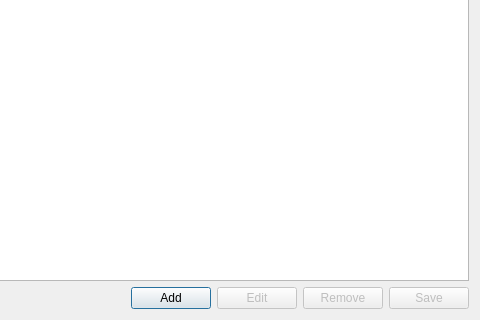
First picture: the form in Dialog/PatchManagerDialog.ui, repository wario-land/WL4Editor, before the edit; both pictures show x 220 to 700 and y 280 to 600 of the 700 by 600 pixel window.
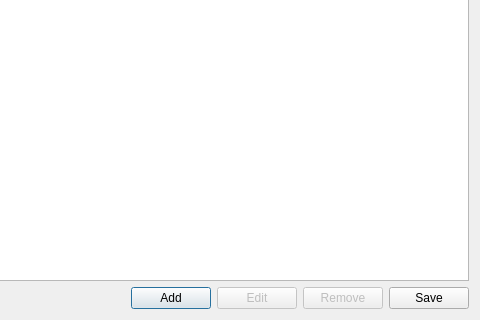
Second picture: the form after the edit. Custom widgets are drawn as their Qt base class.

Diff of the .ui file:
```diff
--- a/Dialog/PatchManagerDialog.ui
+++ b/Dialog/PatchManagerDialog.ui
@@ -66,7 +66,7 @@
      <item>
       <widget class="QPushButton" name="savePatchButton">
        <property name="enabled">
-        <bool>false</bool>
+        <bool>true</bool>
        </property>
        <property name="text">
         <string>Save</string>
```
